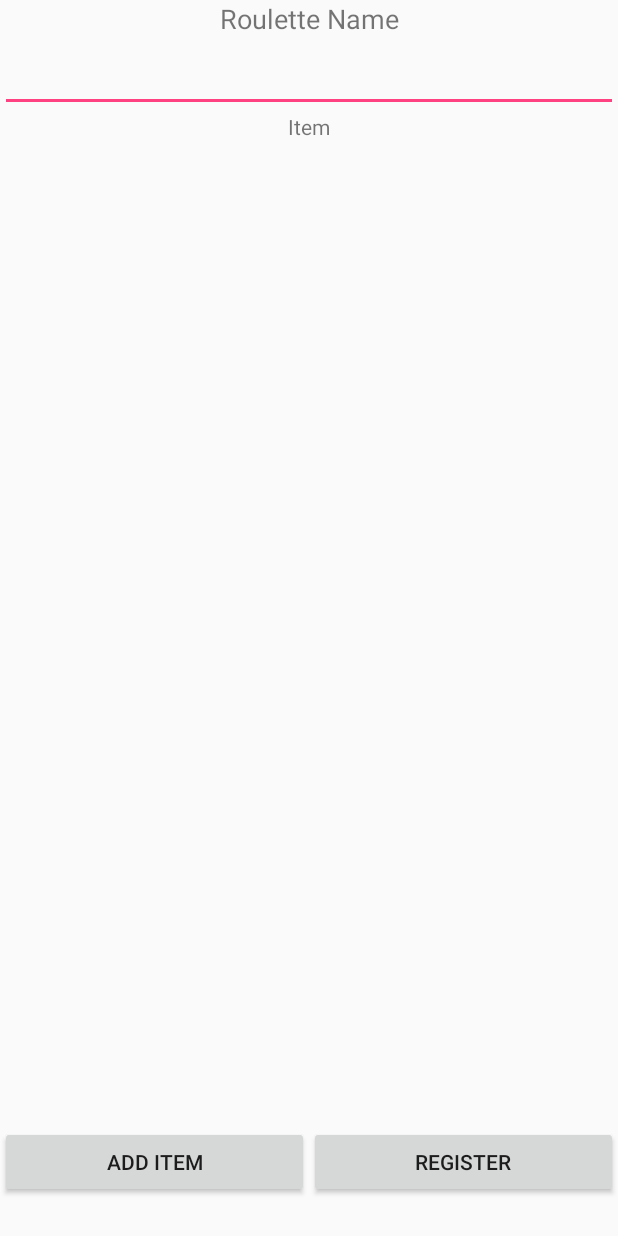
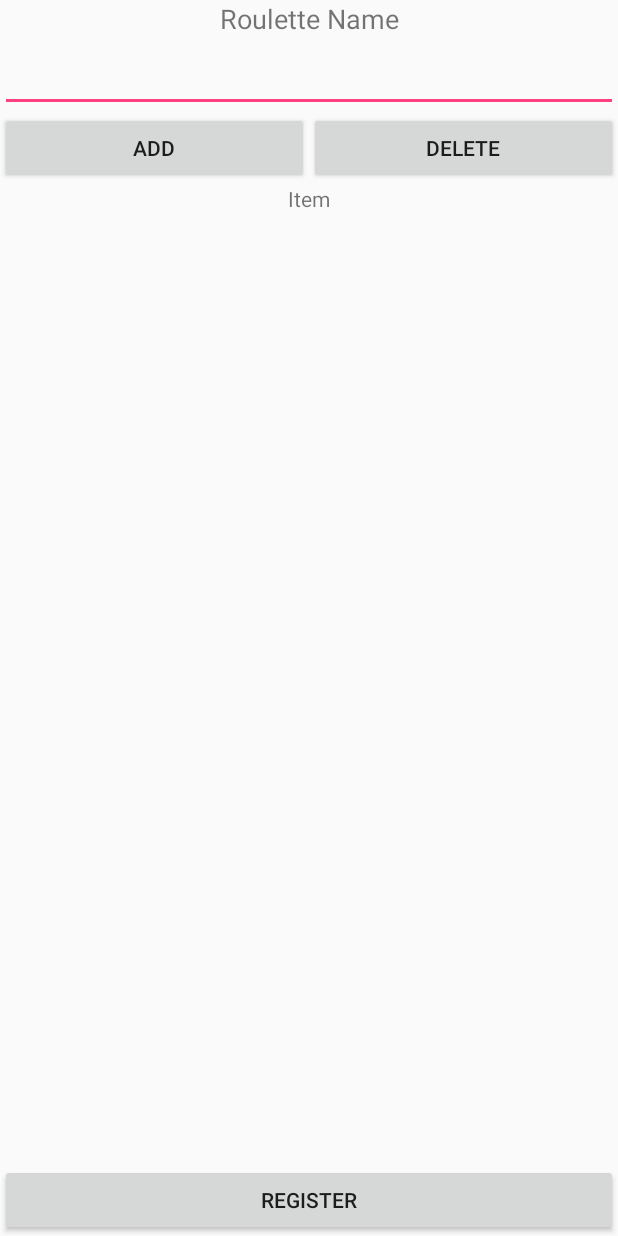
Before and after one commit to tinkai/RouletteCleator, an Android app: the layout activity_edit_roulette.xml on its own in the app's theme, with its tools: preview values and no code run, on a phone screen of 412 x 824 dp. Run offline under Robolectric (Android 15) with nearby library versions, the phone set to English and light mode, and no system bars.

Commit message:
ルーレット設定画面のレイアウトを調整。

```diff
--- a/app/src/main/res/layout/activity_edit_roulette.xml
+++ b/app/src/main/res/layout/activity_edit_roulette.xml
@@ -21,6 +21,27 @@
         android:textSize="22sp"
         android:gravity="center"/>
 
+    <LinearLayout
+        android:layout_width="match_parent"
+        android:layout_height="wrap_content"
+        android:orientation="horizontal">
+
+        <Button
+            android:id="@+id/add_item_button"
+            android:layout_width="0dp"
+            android:layout_height="wrap_content"
+            android:layout_weight="1"
+            android:text="Add"/>
+
+        <Button
+            android:id="@+id/delete_button"
+            android:layout_width="0dp"
+            android:layout_height="wrap_content"
+            android:layout_weight="1"
+            android:text="Delete"/>
+
+    </LinearLayout>
+
     <TextView
         android:layout_width="match_parent"
         android:layout_height="wrap_content"
@@ -28,35 +49,23 @@
         android:text="Item"
         android:textSize="14sp"/>
 
-    <LinearLayout
-        android:id="@+id/item_list"
+    <ScrollView
         android:layout_width="match_parent"
         android:layout_height="0dp"
-        android:orientation="vertical"
-        android:layout_weight="9"/>
+        android:layout_weight="9">
 
-    <LinearLayout
+        <LinearLayout
+            android:id="@+id/item_list"
+            android:layout_width="match_parent"
+            android:layout_height="match_parent"
+            android:orientation="vertical"/>
+
+    </ScrollView>
+
+    <Button
+        android:id="@+id/register_button"
         android:layout_width="match_parent"
-        android:layout_height="0dp"
-        android:orientation="horizontal"
-        android:layout_weight="1">
-
-        <Button
-            android:id="@+id/add_item_button"
-            android:layout_width="0dp"
-            android:layout_height="wrap_content"
-            android:layout_weight="1"
-            android:text="Add Item"/>
-
-        <Button
-            android:id="@+id/register_button"
-            android:layout_width="0dp"
-            android:layout_height="wrap_content"
-            android:layout_weight="1"
-            android:text="Register"/>
-
-    </LinearLayout>
-
-
+        android:layout_height="wrap_content"
+        android:text="Register"/>
 
 </LinearLayout>
```
